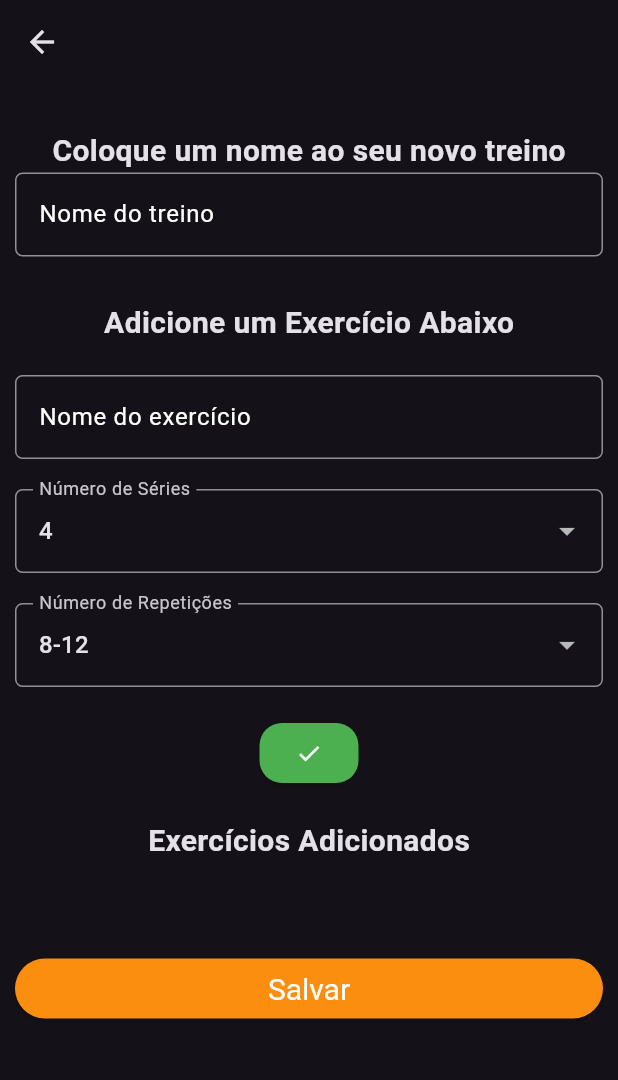
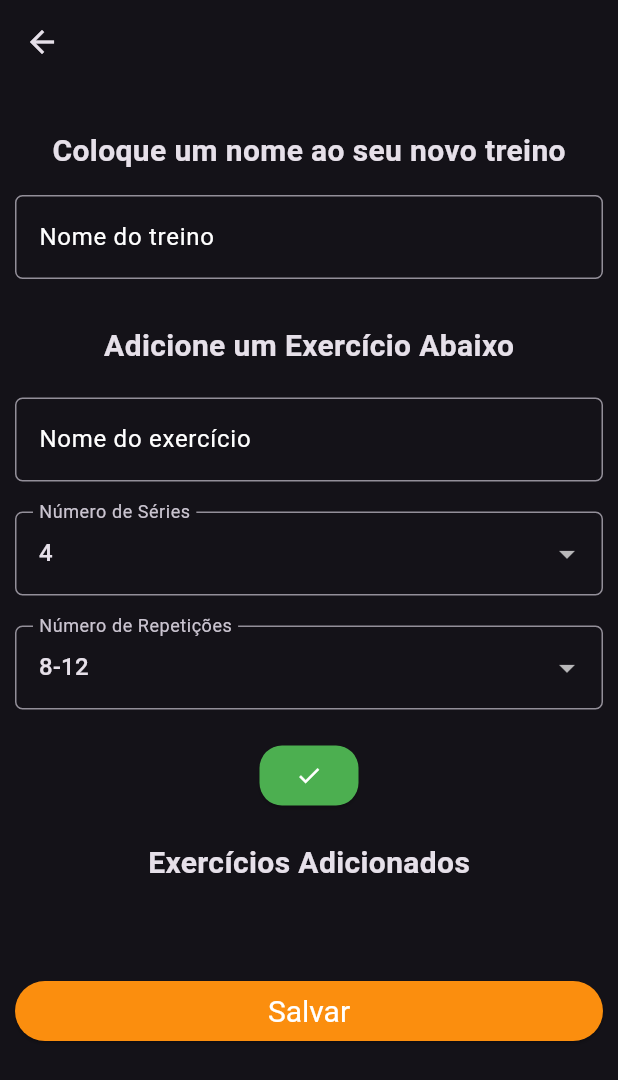
Before and after one commit to pablo-sa10/app-gym, a Flutter app: the screen it shows after launch, after a tap on "Adicionar Novo Treino", on a phone screen of 412 x 824 dp. Shown: the top 1080 px of the screen. Run offline on Flutter 3.47's test engine with Material 3 defaults, Android fonts, the phone set to English and light mode, and no system bars; our stand-ins replace sqflite; accounts and stored records are empty.

Commit message:
começando a implementar a regra de negocio

```diff
--- a/lib/pages/list_exercises.dart
+++ b/lib/pages/list_exercises.dart
@@ -31,7 +31,7 @@ class _ListExercisesState extends State<ListExercises> {
             alignment: Alignment.centerRight,
             child: const Icon(
               Icons.delete,
-              size: 100,
+              size: 70,
             ),
           ),
           child: Card(
--- a/lib/pages/treino_form.dart
+++ b/lib/pages/treino_form.dart
@@ -40,9 +40,13 @@ class _TreinoFormState extends State<TreinoForm> {
               const Row(
                 mainAxisAlignment: MainAxisAlignment.center,
                 children: [
-                  Text(
-                    "Coloque um nome ao seu novo treino",
-                    style: TextStyle(fontSize: 20, fontWeight: FontWeight.bold),
+                  Padding(
+                    padding: EdgeInsets.only(bottom: 15.0),
+                    child: Text(
+                      "Coloque um nome ao seu novo treino",
+                      style:
+                          TextStyle(fontSize: 20, fontWeight: FontWeight.bold),
+                    ),
                   )
                 ],
               ),
@@ -191,7 +195,7 @@ class _TreinoFormState extends State<TreinoForm> {
                       alignment: Alignment.centerRight,
                       child: const Icon(
                         Icons.delete,
-                        size: 100,
+                        size: 70,
                       ),
                     ),
                     onDismissed: (DismissDirection direction) {
--- a/lib/services/db_service.dart
+++ b/lib/services/db_service.dart
@@ -32,7 +32,7 @@ class DbService {
 
   String get _treino => '''
     CREATE TABLE treino (
-      id INTERGER PRIMARY KEY AUTOINCREMENT,
+      id TEXT,
       nome TEXT,
       imagem TEXT
     );
@@ -40,8 +40,8 @@ class DbService {
 
   String get _exercicio => '''
     CREATE TABLE exercicio (
-      id INTERGER PRIMARY KEY AUTOINCREMENT,
-      treino_id INTERGER,
+      id TEXT,
+      treino_id TEXT,
       nome TEXT,
       series TEXT,
       repeticoes TEXT
```
Also changed, not shown: lib/model/treino.dart (+26 -6 lines).
